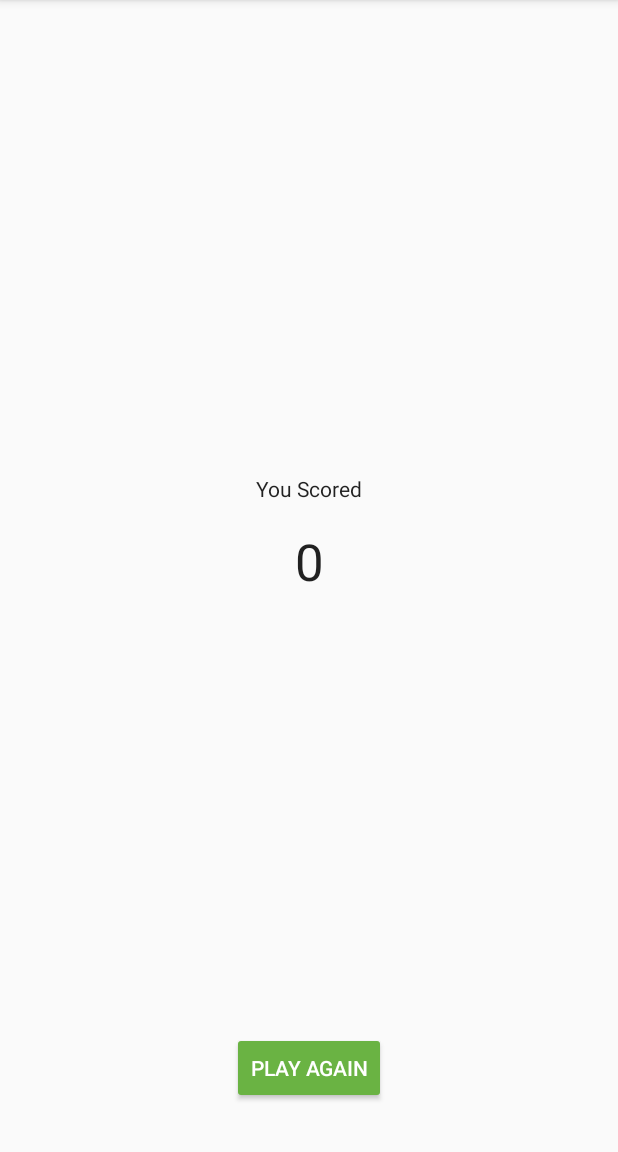
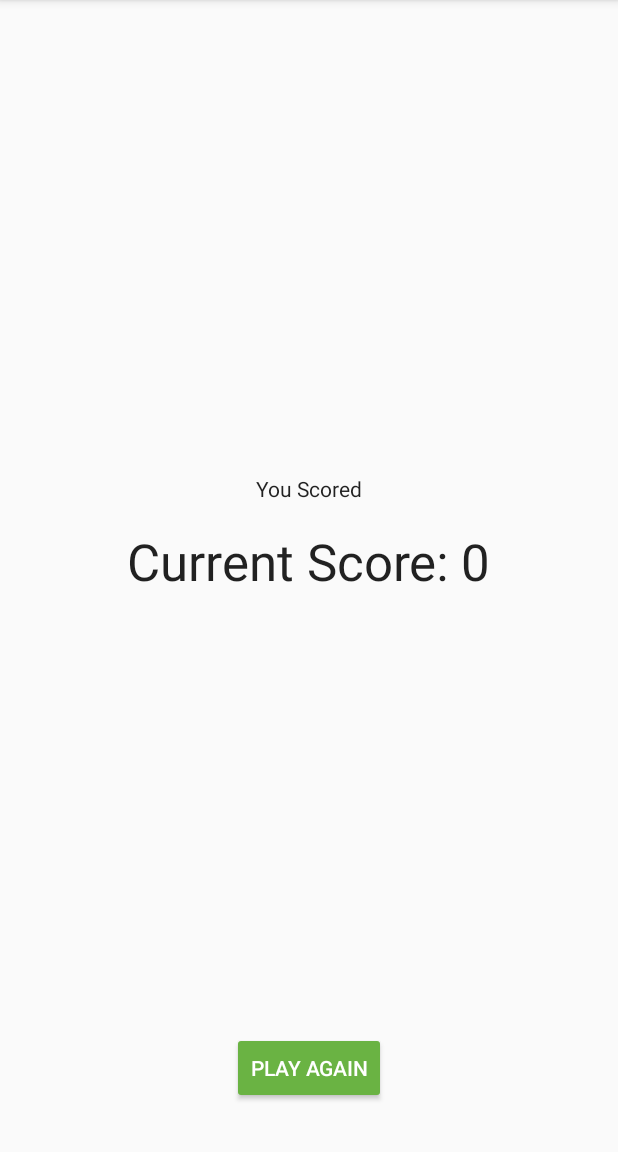
Before and after one commit to zvonimirplivelic/GuessTheWord, an Android app: the GameFragment screen opened through its navigation route, after a tap on "END GAME", on a phone screen of 412 x 824 dp, the part 84-1236 px from its top. Run offline under Robolectric (Android 15) with nearby library versions, the phone set to English and light mode, and no system bars; our stand-ins replace data binding; 1 statement that could not run was skipped; 2 other taps on this screen came first.

Commit message:
implemented data binding on game and score fragments
finished data binding lesson

```diff
--- a/app/src/main/java/com/example/android/guesstheword/screens/game/GameFragment.kt
+++ b/app/src/main/java/com/example/android/guesstheword/screens/game/GameFragment.kt
@@ -55,37 +55,14 @@ class GameFragment : Fragment() {
         Log.i(TAG, "CalledViewModelProv.get ")
         viewModel = ViewModelProvider(this).get(GameViewModel::class.java)
 
-        viewModel.score.observe(viewLifecycleOwner, Observer { newScore ->
-            binding.scoreText.text = newScore.toString()
-        })
-
-        viewModel.word.observe(viewLifecycleOwner, Observer { newWord ->
-            binding.wordText.text = newWord
-        })
+        binding.gameViewModel = viewModel
+        binding.lifecycleOwner = viewLifecycleOwner
 
         viewModel.eventGameFinish.observe(viewLifecycleOwner, Observer<Boolean> {hasFinished ->
             if(hasFinished) gameFinished()
         })
 
-        binding.correctButton.setOnClickListener { onCorrect() }
-        binding.skipButton.setOnClickListener { onSkip() }
-        binding.endGameButton.setOnClickListener { onEndGame() }
         return binding.root
-    }
-
-
-    /** Methods for buttons presses **/
-
-    private fun onSkip() {
-        viewModel.onSkip()
-    }
-
-    private fun onCorrect() {
-        viewModel.onCorrect()
-    }
-
-    private fun onEndGame() {
-        gameFinished()
     }
 
     private fun gameFinished() {
--- a/app/src/main/java/com/example/android/guesstheword/screens/score/ScoreFragment.kt
+++ b/app/src/main/java/com/example/android/guesstheword/screens/score/ScoreFragment.kt
@@ -54,9 +54,8 @@ class ScoreFragment : Fragment() {
         viewModel = ViewModelProvider(this, viewModelFactory)
                 .get(ScoreViewModel::class.java)
 
-        viewModel.score.observe(viewLifecycleOwner, Observer { newScore ->
-            binding.scoreText.text = newScore.toString()
-        })
+        binding.scoreViewModel = viewModel
+        binding.lifecycleOwner = viewLifecycleOwner
 
         viewModel.eventPlayAgain.observe(viewLifecycleOwner, Observer { playAgain ->
             if (playAgain) {
@@ -65,9 +64,6 @@ class ScoreFragment : Fragment() {
             }
         })
 
-        binding.playAgainButton.setOnClickListener { viewModel.onPlayAgain() }
-
-
         return binding.root
     }
 }
--- a/app/src/main/res/layout/score_fragment.xml
+++ b/app/src/main/res/layout/score_fragment.xml
@@ -17,6 +17,12 @@
 <layout xmlns:android="http://schemas.android.com/apk/res/android"
     xmlns:app="http://schemas.android.com/apk/res-auto"
     xmlns:tools="http://schemas.android.com/tools">
+
+    <data>
+        <variable
+            name="scoreViewModel"
+            type="com.example.android.guesstheword.screens.score.ScoreViewModel" />
+    </data>
 
     <androidx.constraintlayout.widget.ConstraintLayout
         android:id="@+id/score_layout"
@@ -50,6 +56,7 @@
             android:fontFamily="sans-serif"
             android:textColor="@color/black_text_color"
             android:textSize="34sp"
+            android:text="@{@string/score_format(scoreViewModel.score)}"
             android:textStyle="normal"
             app:layout_constraintBottom_toTopOf="@+id/play_again_button"
             app:layout_constraintEnd_toEndOf="parent"
@@ -65,6 +72,7 @@
             android:layout_height="wrap_content"
             android:layout_marginBottom="32dp"
             android:text="@string/play_again"
+            android:onClick="@{() -> scoreViewModel.onPlayAgain()}"
             android:theme="@style/GoButton"
             app:layout_constraintBottom_toBottomOf="parent"
             app:layout_constraintEnd_toEndOf="parent"
--- a/app/src/main/res/values/strings.xml
+++ b/app/src/main/res/values/strings.xml
@@ -25,4 +25,6 @@
     <string name="got_it">Got it</string>
     <string name="end_game">End game</string>
     <string name="word_is">The word is…</string>
+    <string name="quote_format">\"%s\"</string>
+    <string name="score_format">Current Score: %d</string>
 </resources>
```
Also changed, not shown: app/src/main/res/layout/game_fragment.xml (+11 -0 lines).
